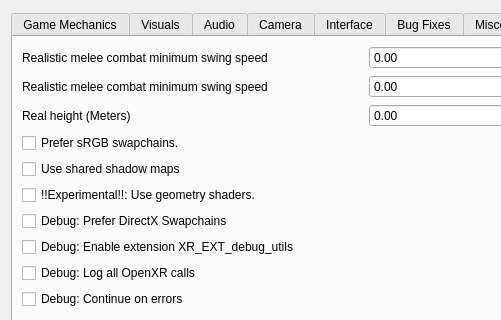
The window that files/ui/advancedpage.ui (dev-null-undefined/TES3MP) describes before a commit, drawn with Qt 5; both pictures show x 0 to 501 and y 0 to 320 of the 732 by 487 pixel window.
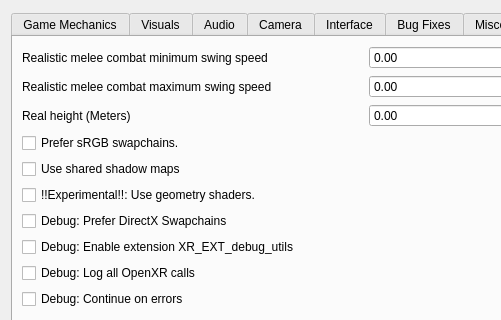
The same window after the commit. The open tabs and pages were chosen to show the change.

Commit message: [VR Launcher] Fix typo in swing speed option

The edit to the form file:
```diff
--- a/files/ui/advancedpage.ui
+++ b/files/ui/advancedpage.ui
@@ -1338,7 +1338,7 @@
              <string>&lt;html&gt;&lt;head/&gt;&lt;body&gt;&lt;p&gt;The velocity at which max strength of attack is achieved when swinging your motion controllers. In meters/second&lt;/p&gt;&lt;/body&gt;&lt;/html&gt;</string>
             </property>
             <property name="text">
-             <string>Realistic melee combat minimum swing speed</string>
+             <string>Realistic melee combat maximum swing speed</string>
             </property>
            </widget>
           </item>
```
